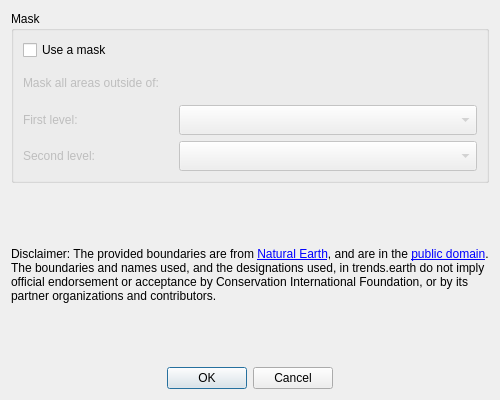
Before: the Qt Designer form LDMP/gui/DlgReportingBasemap.ui in ConservationInternational/trends.earth, drawn with Qt 5.
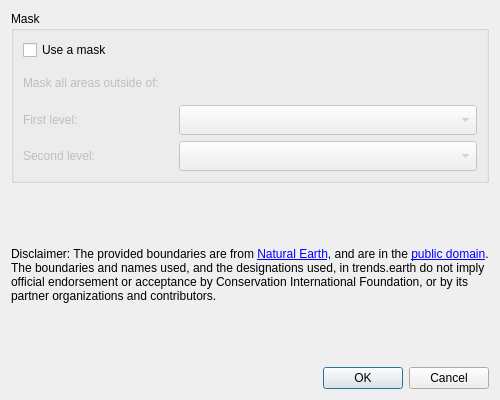
After: the same form once the commit is applied.

What changed in the file:
```diff
--- a/LDMP/gui/DlgReportingBasemap.ui
+++ b/LDMP/gui/DlgReportingBasemap.ui
@@ -181,7 +181,7 @@
      </property>
     </widget>
    </item>
-   <item alignment="Qt::AlignHCenter">
+   <item>
     <widget class="QDialogButtonBox" name="buttonBox">
      <property name="standardButtons">
       <set>QDialogButtonBox::Cancel|QDialogButtonBox::Ok</set>
```
Left out of the diff: 2 changed lines with no effect on the pictures.
